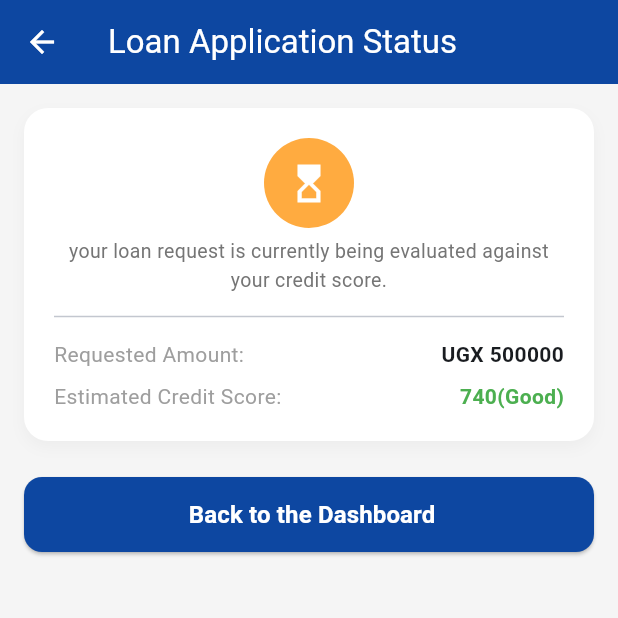
After one commit to kkenan26/dreamsacco, a Flutter app: the LoanStatusScreen screen opened directly, on a phone screen of 412 x 824 dp, the top half of it. The commit adds this screen. Run offline on Flutter 3.47's test engine with Material 3 defaults, Android fonts, the phone set to English and light mode, and no system bars; our stand-ins replace cloud_firestore, firebase_auth, firebase_core; accounts and stored records are empty.

Commit message:
Add the loan_status_screen on which to view ones loan status and link navigation as well

```diff
--- a/lib/screens/dashboard_screen.dart
+++ b/lib/screens/dashboard_screen.dart
@@ -2,6 +2,7 @@
 import 'package:flutter/material.dart';
 import 'credit_scoring_screen.dart';
 import 'loan_request_screen.dart';
+import 'loan_status_screen.dart';
 
 class DashboardScreen extends StatefulWidget {
   const DashboardScreen({super.key});
@@ -122,7 +123,15 @@ class _DashboardScreenState extends State<DashboardScreen> {
         context,
         MaterialPageRoute(builder: (context)=> const CreditScoreScreen()),
       );
-    }else if(title=="Calculator") {
+    }
+    else if (title== "Risk Alerts"){
+      Navigator.push(
+        context,
+        MaterialPageRoute(builder: (context) => const LoanStatusScreen()),
+      );
+    }
+
+    else if(title=="Calculator") {
       //This is opening the loan request and schedule screen
       Navigator.push(
         context,
--- /dev/null
+++ b/lib/screens/loan_status_screen.dart
@@ -0,0 +1,88 @@
+//lib/screens/loan_status_screen.dart
+import 'package:flutter/material.dart';
+
+class LoanStatusScreen extends StatelessWidget{
+  const LoanStatusScreen({super.key});
+
+  @override
+  Widget build(BuildContext context){
+    return Scaffold(
+      backgroundColor: Colors.grey.shade100,
+      appBar: AppBar(
+        title: const Text("Loan Application Status"),
+        backgroundColor: const Color(0xFF0D47A1),
+        foregroundColor: Colors.white,
+      ),
+      body: Padding(
+        padding: const EdgeInsets.all(16),
+        child: Column(
+          crossAxisAlignment: CrossAxisAlignment.start,
+          children:[
+            Container(
+              padding: const EdgeInsets.all(20),
+              decoration:BoxDecoration(
+                color: Colors.white,
+                borderRadius: BorderRadius.circular(16),
+                boxShadow: [
+                  BoxShadow(
+                    color: Colors.grey.withValues(alpha: 0.1),
+                    blurRadius: 8,
+                    offset: const Offset(0,4),
+                  ),
+                ],
+              ),
+              child: Column(
+                children:[
+                  const CircleAvatar(
+                    radius: 30,
+                    backgroundColor: Colors.orangeAccent,
+                    child: Icon(Icons.hourglass_top, size: 30, color:Colors.white),
+                  ),
+                  const SizedBox(height:6),
+                  Text(
+                    "your loan request is currently being evaluated against your credit score.",
+                    textAlign: TextAlign.center,
+                    style: TextStyle(color: Colors.grey.shade600, fontSize:13),
+                  ),
+                  const Divider(height: 30),
+                  const Row(
+                    mainAxisAlignment: MainAxisAlignment.spaceBetween,
+                    children:[
+                      Text("Requested Amount:", style: TextStyle(color: Colors.grey)),
+                      Text("UGX 500000", style: TextStyle(fontWeight: FontWeight.bold)),
+                    ],
+                  ),
+                  const SizedBox(height: 8),
+                  const Row(
+                    mainAxisAlignment: MainAxisAlignment.spaceBetween,
+                    children: [
+                      Text("Estimated Credit Score:", style:TextStyle(color:Colors.grey)),
+                      Text("740(Good)", style: TextStyle(fontWeight: FontWeight.bold, color: Colors.green)),
+                    ],
+                  ),
+                ],
+              ),
+            ),
+            const SizedBox(height: 24),
+
+            SizedBox(
+              width: double.infinity,
+              height: 50,
+              child:ElevatedButton(
+                style:ElevatedButton.styleFrom(
+                  backgroundColor: const Color(0xFF0D47A1),
+                  foregroundColor: Colors.white,
+                  shape: RoundedRectangleBorder(borderRadius: BorderRadius.circular(12)),
+                ),
+                onPressed: (){
+                  Navigator.pop(context);
+                },
+                child: const Text(" Back to the Dashboard", style: TextStyle(fontSize: 16, fontWeight: FontWeight.bold)),
+              ),
+            ),
+          ],
+        ),
+      ),
+    );
+  }
+}
```
